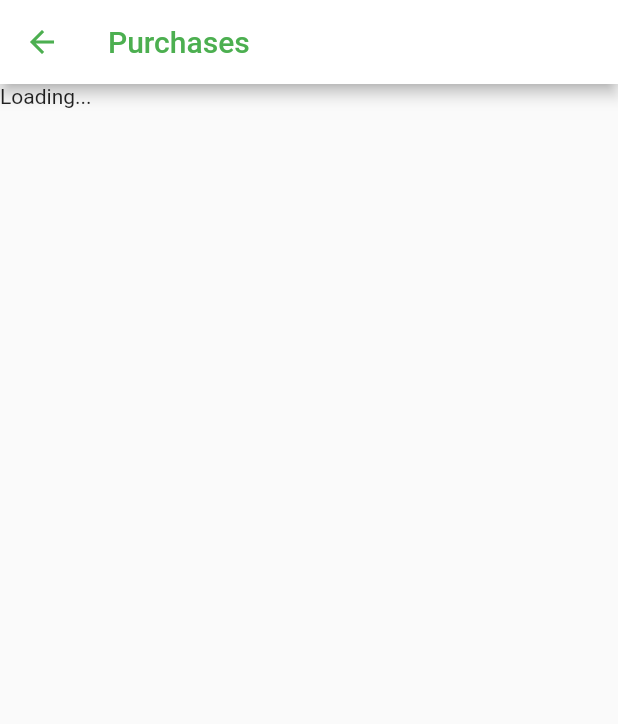
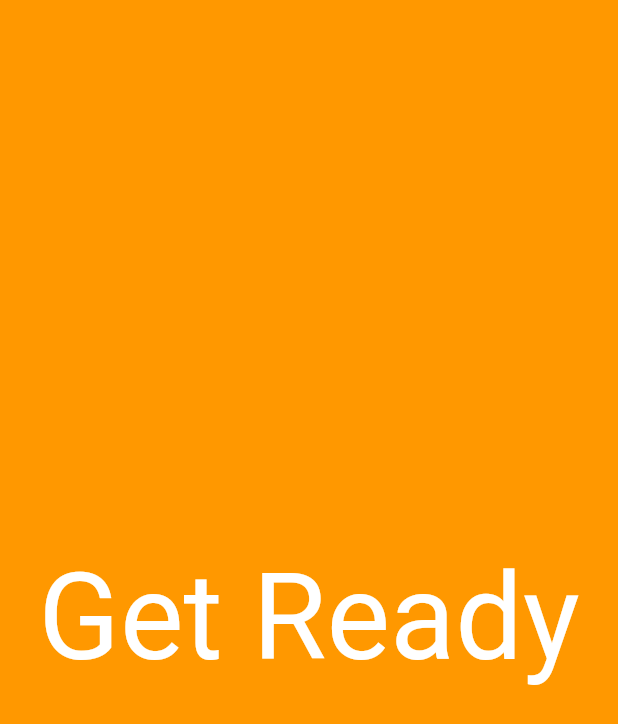
Before and after one commit to GrigoryGh/Final-Test, a Flutter app: the HomePageWidget screen opened by its route, after a tap on "Play Now", on a phone screen of 412 x 824 dp. Shown: the top 724 px of the screen. Run offline on Flutter 3.47's test engine with Material 2 defaults, Android fonts, the phone set to English and light mode, and no system bars; drawn by our look-alikes of carousel_slider; our stand-ins replace bloc, dio, equatable, flutter_bloc; missing offline and left inert: dart:ffi; network calls fail.

Commit message:
quizBlock

```diff
--- a/lib/api/app_api.dart
+++ b/lib/api/app_api.dart
@@ -7,7 +7,7 @@ class TestAPI {
   static TestAPI? _singleton;
   late PurchasesApi purchases;
   late LeaderBoardApi leaderBoard;
-  late QuizApi quiz;
+  late QuizApi quizApi;
   Dio appDioClient = Dio();
 
   factory TestAPI() {
@@ -18,6 +18,6 @@ class TestAPI {
   TestAPI._internal() {
     purchases = PurchasesApi();
     leaderBoard = LeaderBoardApi(appDioClient);
-    quiz = QuizApi(appDioClient);
+    quizApi = QuizApi();
   }
 }
--- a/lib/api/quiz/quiz_api.dart
+++ b/lib/api/quiz/quiz_api.dart
@@ -2,27 +2,21 @@ import 'package:dio/dio.dart';
 import 'package:final_test/models/quiz_model.dart';
 
 class QuizApi {
-  final Dio appDioClient;
+  final Dio appDioClient = Dio();
 
-  QuizApi(
-    this.appDioClient,
-  );
+  QuizApi();
 
-  Future<List<QuizModel>> getPurchasesData() async {
-    List<QuizModel> quiz= [];
+  Future<QuizModel> getQuizData() async {
+    QuizModel quizData;
 
     final result = await appDioClient.get(
-      'https://my-json-server.typicode.com/narekpog/my-json/Purchases',
+      'https://my-json-server.typicode.com/narekpog/my-json/quiz',
     );
 
-    if (result.data is List) {
-      quiz= result.data.first
-          .map<QuizModel>(
-            (e) => QuizModel.fromJson(e),
-          )
-          .toList();
-    }
+       var res = result.data as Map<String, dynamic>;
+    quizData = QuizModel.fromJson(res);
 
-    return quiz;
+
+    return quizData;
   }
 }
--- a/lib/base/routes.dart
+++ b/lib/base/routes.dart
@@ -4,11 +4,14 @@ import 'package:final_test/pages/pageview/pageview.dart';
 import 'package:final_test/pages/purchases/purchases_page.dart';
 import 'package:flutter/material.dart';
 
+import '../pages/quiz/quiz_page.dart';
+
 class AppRoutes {
   static const login = '/';
   static const pageview = '/pageview';
   static const homepage = '/homepage';
   static const purchasesPage = '/purchasesPage';
+  static const quizPage = '/quizPage';
 
   static MaterialPageRoute onGenerateRoute(RouteSettings settings) {
     PageArguments? pageArguments;
@@ -21,6 +24,7 @@ class AppRoutes {
       AppRoutes.pageview: (context) => const PageViewWidget(),
       AppRoutes.homepage: (context) => const HomePageWidget(),
       AppRoutes.purchasesPage: (context) => const PurchasesPage(),
+      AppRoutes.quizPage: (context) => const QuizPage(),
     };
 
     WidgetBuilder builder = routes[settings.name] ?? routes.values.first;
--- a/lib/pages/homepage/home_page.dart
+++ b/lib/pages/homepage/home_page.dart
@@ -40,7 +40,7 @@ class HomePageWidget extends StatelessWidget {
                   crossAxisSpacing: 10),
               children: [
                 HomeButton(
-                  routName: AppRoutes.purchasesPage,
+                  routName: AppRoutes.quizPage,
                   color: Colors.purple,
                   topRight: 20,
                   bottomLeft: 20,
--- a/lib/pages/purchases/bloc/purchases_bloc.dart
+++ b/lib/pages/purchases/bloc/purchases_bloc.dart
@@ -9,11 +9,11 @@ part 'purchases_state.dart';
 
 class PurchasesBloc extends Bloc<PurchasesEvent, PurchasesState> {
   PurchasesBloc() : super(PurchasesInitial()) {
-    final PurchasesApi _purchasesApi = PurchasesApi();
+    final PurchasesApi purchasesApi = PurchasesApi();
 
     on<GetPurchasesList>(((event, emit) async {
-      emit(PurchasesLoading());
-      final mList = await _purchasesApi.getPurchasesData();
+      // emit(PurchasesLoading());
+      final mList = await purchasesApi.getPurchasesData();
       emit(PurchasesLoaded(mList));
     }));
   }
--- a/lib/pages/purchases/bloc/purchases_event.dart
+++ b/lib/pages/purchases/bloc/purchases_event.dart
@@ -3,7 +3,6 @@ part of 'purchases_bloc.dart';
 @immutable
 abstract class PurchasesEvent extends Equatable {
   const PurchasesEvent();
-
   @override
   List<Object> get props => [];
 }
--- a/lib/pages/purchases/bloc/purchases_state.dart
+++ b/lib/pages/purchases/bloc/purchases_state.dart
@@ -1,11 +1,10 @@
 part of 'purchases_bloc.dart';
 
 @immutable
-abstract class PurchasesState extends Equatable {
+abstract class PurchasesState {
   const PurchasesState();
 
-  @override
-  List<Object?> get props => [];
+
 }
 
 class PurchasesInitial extends PurchasesState {}
--- a/lib/pages/purchases/purchases_page.dart
+++ b/lib/pages/purchases/purchases_page.dart
@@ -31,18 +31,18 @@ class _PurchasesPageState extends State<PurchasesPage> {
         ),
       ),
       body: BlocProvider(
-        create: (_) => _newsBloc,
-        child: BlocListener<PurchasesBloc, PurchasesState>(
-          listener: (context, state) {},
+        create: (context) => _newsBloc,
         child: BlocBuilder<PurchasesBloc, PurchasesState>(
           builder: (context, state) {
             if (state is PurchasesLoaded) {
               return _buildCard(context, state.purchasesList);
             } else {
-                return const Text('Loading...');
+              return const Center(
+                  child: CircularProgressIndicator(
+                color: Colors.green,
+              ));
             }
           },
-          ),
         ),
       ),
     );
--- /dev/null
+++ b/lib/pages/quiz/bloc/quiz_bloc.dart
@@ -0,0 +1,20 @@
+import 'package:bloc/bloc.dart';
+import 'package:equatable/equatable.dart';
+import 'package:final_test/models/quiz_model.dart';
+
+import '../../../api/quiz/quiz_api.dart';
+
+part 'quiz_event.dart';
+part 'quiz_state.dart';
+
+class QuizBloc extends Bloc<QuizEvent, QuizState> {
+  QuizBloc() : super(QuizInitial()) {
+    final QuizApi quizApi = QuizApi();
+
+    on<GetQuizList>(((event, emit) async {
+
+      final mList = await quizApi.getQuizData();
+      emit(QuizLoaded(mList));
+    }));
+  }
+}
--- /dev/null
+++ b/lib/pages/quiz/bloc/quiz_event.dart
@@ -0,0 +1,9 @@
+part of 'quiz_bloc.dart';
+
+abstract class QuizEvent extends Equatable {
+  const QuizEvent();
+  @override
+  List<Object> get props => [];
+}
+
+class GetQuizList extends QuizEvent {}
--- /dev/null
+++ b/lib/pages/quiz/bloc/quiz_state.dart
@@ -0,0 +1,14 @@
+part of 'quiz_bloc.dart';
+
+abstract class QuizState {
+  const QuizState();
+}
+
+class QuizInitial extends QuizState {}
+
+class QuizLoading extends QuizState {}
+
+class QuizLoaded extends QuizState {
+  final QuizModel quizList;
+  const QuizLoaded(this.quizList);
+}
--- /dev/null
+++ b/lib/pages/quiz/quiz_page.dart
@@ -0,0 +1,127 @@
+import 'package:carousel_slider/carousel_slider.dart';
+import 'package:flutter/material.dart';
+import 'package:flutter_bloc/flutter_bloc.dart';
+import 'bloc/quiz_bloc.dart';
+
+class QuizPage extends StatefulWidget {
+  const QuizPage({super.key});
+
+  @override
+  State<QuizPage> createState() => _QuizPageState();
+}
+
+class _QuizPageState extends State<QuizPage> {
+  final QuizBloc _newsBloc = QuizBloc();
+
+  @override
+  void initState() {
+    _newsBloc.add(GetQuizList());
+    super.initState();
+  }
+
+  @override
+  Widget build(BuildContext context) {
+    final List<Widget> myList = [
+      Container(
+        color: Colors.orange,
+        child: const Center(
+          child: Text(
+            'Get Ready',
+            style: TextStyle(fontSize: 80, color: Colors.white),
+          ),
+        ),
+      ),
+      Container(
+        color: Colors.blue,
+        child: const Center(
+          child: Text(
+            '5',
+            style: TextStyle(fontSize: 80, color: Colors.white),
+          ),
+        ),
+      ),
+      Container(
+        color: Color.fromARGB(255, 255, 230, 0),
+        child: const Center(
+          child: Text(
+            '4',
+            style: TextStyle(fontSize: 80, color: Colors.white),
+          ),
+        ),
+      ),
+      Container(
+        color: Color.fromARGB(255, 24, 201, 29),
+        child: const Center(
+          child: Text(
+            '3',
+            style: TextStyle(fontSize: 80, color: Colors.white),
+          ),
+        ),
+      ),
+      Container(
+        color: Colors.orange,
+        child: const Center(
+          child: Text(
+            '2',
+            style: TextStyle(fontSize: 80, color: Colors.white),
+          ),
+        ),
+      ),
+      Container(
+        color: Colors.purple,
+        child: const Center(
+          child: Text(
+            '1',
+            style: TextStyle(fontSize: 80, color: Colors.white),
+          ),
+        ),
+      ),
+      Container(
+        color: Color.fromARGB(255, 12, 195, 18),
+        child: const Center(
+          child: Text(
+            'GO!',
+            style: TextStyle(fontSize: 80, color: Colors.white),
+          ),
+        ),
+      ),
+      Scaffold(
+        body: BlocProvider<QuizBloc>(
+          create: (_) => _newsBloc,
+          child: BlocBuilder<QuizBloc, QuizState>(
+            builder: (context, state) {
+              if (state is QuizLoaded) {
+                return Center(
+                    child: Text(
+                        state.quizList.questions!.first.questionText.toString()));
+              } else {
+                return const Center(
+                    child: CircularProgressIndicator(
+                  color: Colors.green,
+                ));
+              }
+            },
+          ),
+        ),
+      )
+    ];
+    return Scaffold(
+      body: Builder(
+        builder: (context) {
+          final double height = MediaQuery.of(context).size.height;
+          return CarouselSlider(
+              options: CarouselOptions(
+                enableInfiniteScroll: false,
+                pauseAutoPlayInFiniteScroll: true,
+                autoPlayInterval: const Duration(seconds: 1),
+                autoPlay: true,
+                height: height,
+                viewportFraction: 1.0,
+                enlargeCenterPage: false,
+              ),
+              items: myList);
+        },
+      ),
+    );
+  }
+}
--- a/pubspec.yaml
+++ b/pubspec.yaml
@@ -40,6 +40,7 @@ dependencies:
   provider: ^6.0.3
   flutter_bloc: ^8.1.1
   equatable: ^2.0.3
+  carousel_slider: ^4.1.1
 
 dev_dependencies:
   flutter_test:
```
Also changed, not shown: pubspec.lock. Lines whose indentation alone changed are shown as unchanged.
